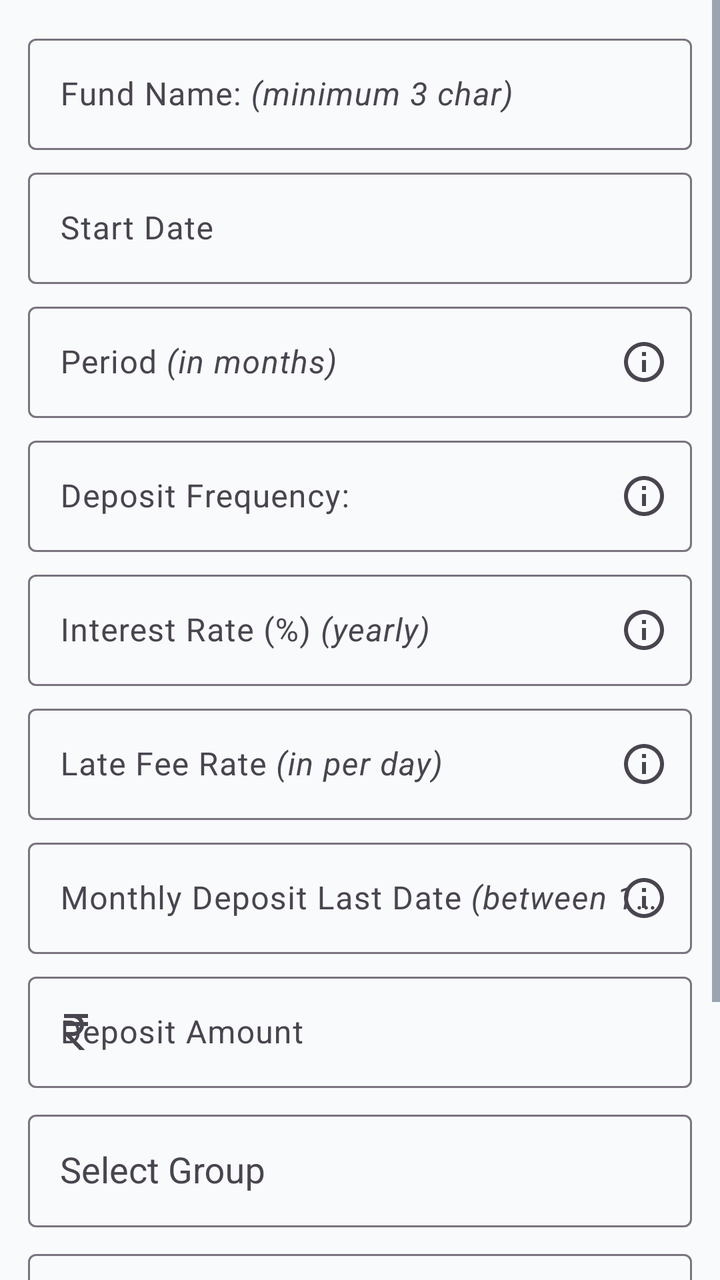
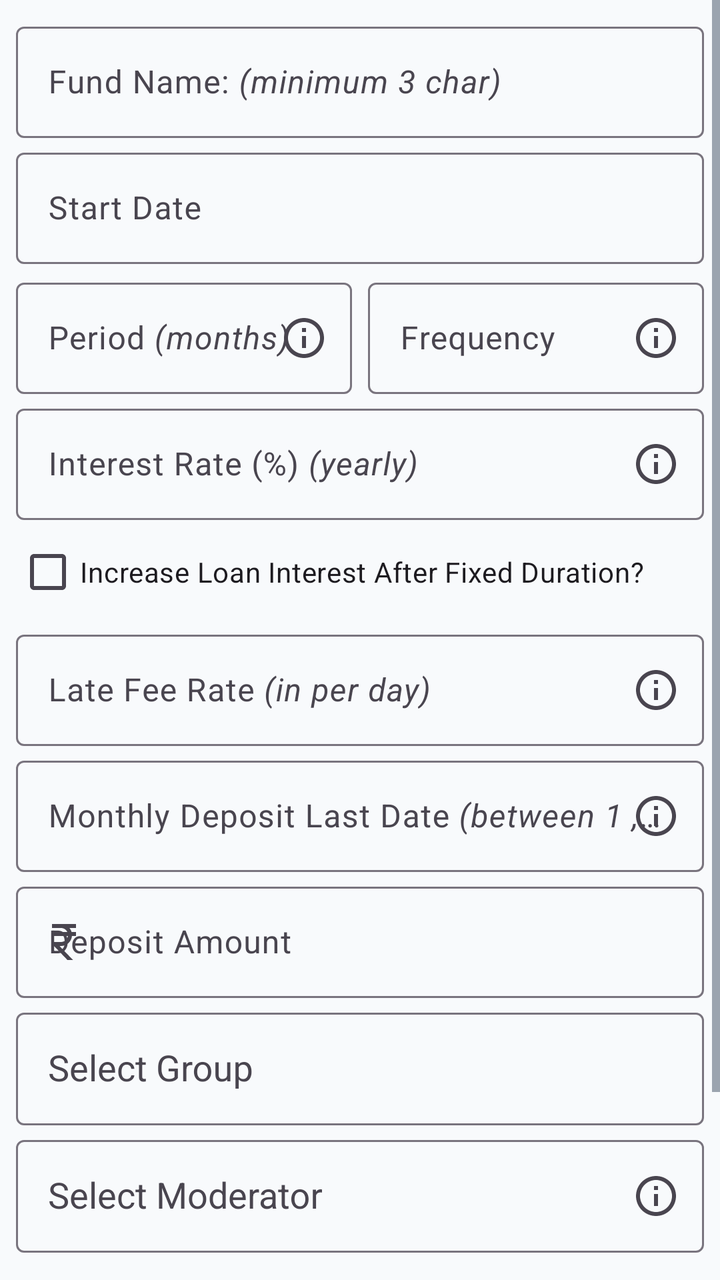

Before-and-after screenshots of an Android layout around one commit, followed by the original layout XML and the change that was made.
<!-- AndroidManifest.xml: application theme Theme.ApnaFund -->
<!-- res/layout/dialog_add_fund.xml -->
<?xml version="1.0" encoding="utf-8"?>
<ScrollView xmlns:android="http://schemas.android.com/apk/res/android"
    xmlns:app="http://schemas.android.com/apk/res-auto"
    xmlns:tools="http://schemas.android.com/tools"
    android:layout_width="match_parent"
    android:layout_height="wrap_content"
    android:fillViewport="true">

    <androidx.constraintlayout.widget.ConstraintLayout
        android:layout_width="match_parent"
        android:layout_height="wrap_content"
        android:padding="14dp"
        android:paddingBottom="24dp">

        
        <com.google.android.material.textfield.TextInputLayout
            android:id="@+id/input_layout_fund_name"
            android:layout_width="match_parent"
            android:layout_height="wrap_content"
            android:hint="@string/text_fund_name"
            app:layout_constraintTop_toTopOf="parent">

            <com.google.android.material.textfield.TextInputEditText
                android:id="@+id/edit_text_fund_name"
                android:layout_width="match_parent"
                android:layout_height="wrap_content"
                android:importantForAutofill="no"
                android:inputType="text" />
        </com.google.android.material.textfield.TextInputLayout>

        
        <com.google.android.material.textfield.TextInputLayout
            android:id="@+id/input_layout_start_date"
            android:layout_width="match_parent"
            android:layout_height="wrap_content"
            android:layout_marginTop="6dp"
            android:hint="@string/text_start_date"
            app:layout_constraintTop_toBottomOf="@id/input_layout_fund_name">

            <com.google.android.material.textfield.TextInputEditText
                android:id="@+id/edit_text_fund_start_date"
                android:layout_width="match_parent"
                android:layout_height="wrap_content"
                android:importantForAutofill="no"
                android:inputType="date" />
        </com.google.android.material.textfield.TextInputLayout>

        
        <com.google.android.material.textfield.TextInputLayout
            android:id="@+id/input_layout_period"
            android:layout_width="match_parent"
            android:layout_height="wrap_content"
            android:layout_marginTop="6dp"
            android:hint="@string/text_period"
            app:endIconDrawable="@drawable/ic_info"
            app:endIconMode="custom"
            app:layout_constraintTop_toBottomOf="@id/input_layout_start_date">

            <com.google.android.material.textfield.TextInputEditText
                android:id="@+id/edit_text_period"
                android:layout_width="match_parent"
                android:layout_height="wrap_content"
                android:importantForAutofill="no"
                android:inputType="text" />
        </com.google.android.material.textfield.TextInputLayout>

        
        <com.google.android.material.textfield.TextInputLayout
            android:id="@+id/input_layout_dep_frequency"
            android:layout_width="match_parent"
            android:layout_height="wrap_content"
            android:layout_marginTop="6dp"
            android:hint="@string/text_deposit_frequency"
            app:endIconDrawable="@drawable/ic_info"
            app:endIconMode="custom"
            app:layout_constraintTop_toBottomOf="@id/input_layout_period">

            <com.google.android.material.textfield.TextInputEditText
                android:id="@+id/edit_text_dep_frequency"
                android:layout_width="match_parent"
                android:layout_height="wrap_content"
                android:importantForAutofill="no"
                android:inputType="text" />
        </com.google.android.material.textfield.TextInputLayout>

        
        <com.google.android.material.textfield.TextInputLayout
            android:id="@+id/input_layout_loan_int_rate"
            android:layout_width="match_parent"
            android:layout_height="wrap_content"
            android:layout_marginTop="6dp"
            android:hint="@string/text_loan_interest_rate"
            app:endIconDrawable="@drawable/ic_info"
            app:endIconMode="custom"
            app:layout_constraintTop_toBottomOf="@id/input_layout_dep_frequency">

            <com.google.android.material.textfield.TextInputEditText
                android:id="@+id/edit_text_loan_int_rate"
                android:layout_width="match_parent"
                android:layout_height="wrap_content"
                android:importantForAutofill="no"
                android:inputType="text" />
        </com.google.android.material.textfield.TextInputLayout>

        
        <com.google.android.material.textfield.TextInputLayout
            android:id="@+id/input_layout_late_fee_rate"
            android:layout_width="match_parent"
            android:layout_height="wrap_content"
            android:layout_marginTop="6dp"
            android:hint="@string/text_late_fee_rate_in_per_day"
            app:endIconDrawable="@drawable/ic_info"
            app:endIconMode="custom"
            app:layout_constraintTop_toBottomOf="@id/input_layout_loan_int_rate">

            <com.google.android.material.textfield.TextInputEditText
                android:id="@+id/edit_text_late_fee_rate"
                android:layout_width="match_parent"
                android:layout_height="wrap_content"
                android:importantForAutofill="no"
                android:inputType="text" />
        </com.google.android.material.textfield.TextInputLayout>

        
        <com.google.android.material.textfield.TextInputLayout
            android:id="@+id/input_layout_deposit_last_date"
            android:layout_width="match_parent"
            android:layout_height="wrap_content"
            android:layout_marginTop="6dp"
            android:hint="@string/text_monthly_deposit_last_date"
            app:endIconDrawable="@drawable/ic_info"
            app:endIconMode="custom"
            app:layout_constraintTop_toBottomOf="@id/input_layout_late_fee_rate">

            <com.google.android.material.textfield.TextInputEditText
                android:id="@+id/edit_text_deposit_last_date"
                android:layout_width="match_parent"
                android:layout_height="wrap_content"
                android:importantForAutofill="no"
                android:inputType="text" />
        </com.google.android.material.textfield.TextInputLayout>

        
        <com.google.android.material.textfield.TextInputLayout
            android:id="@+id/text_input_dep_amount"
            android:layout_width="match_parent"
            android:layout_height="wrap_content"
            android:layout_marginTop="6dp"
            android:hint="@string/text_deposit_amount"
            app:layout_constraintTop_toBottomOf="@id/input_layout_deposit_last_date"
            app:startIconContentDescription="Rupee symbol"
            app:startIconDrawable="@drawable/ic_rupee">

            <com.google.android.material.textfield.TextInputEditText
                android:id="@+id/edit_text_dep_amount"
                android:layout_width="match_parent"
                android:layout_height="wrap_content"
                android:importantForAutofill="no"
                android:inputType="numberDecimal" />
        </com.google.android.material.textfield.TextInputLayout>

        
        <com.google.android.material.textfield.TextInputLayout
            android:id="@+id/input_layout_group"
            android:layout_width="match_parent"
            android:layout_height="wrap_content"
            android:layout_marginTop="8dp"
            android:hint="@string/text_select_group"
            app:layout_constraintTop_toBottomOf="@id/text_input_dep_amount">

            <AutoCompleteTextView
                android:id="@+id/edit_text_auto_group"
                android:layout_width="match_parent"
                android:layout_height="wrap_content"
                android:completionThreshold="1"
                android:importantForAutofill="no"
                android:inputType="none"
                android:paddingStart="16dp"
                android:paddingTop="16dp"
                android:paddingEnd="16dp"
                android:paddingBottom="16dp"
                tools:ignore="LabelFor" />
        </com.google.android.material.textfield.TextInputLayout>

        
        <com.google.android.material.textfield.TextInputLayout
            android:id="@+id/input_layout_moderator"
            android:layout_width="match_parent"
            android:layout_height="wrap_content"
            android:layout_marginTop="8dp"
            android:hint="@string/text_select_moderator"
            app:endIconDrawable="@drawable/ic_info"
            app:endIconMode="custom"
            app:layout_constraintTop_toBottomOf="@id/input_layout_group">

            <AutoCompleteTextView
                android:id="@+id/edit_text_moderator"
                android:layout_width="match_parent"
                android:layout_height="wrap_content"
                android:completionThreshold="1"
                android:importantForAutofill="no"
                android:inputType="none"
                android:paddingStart="16dp"
                android:paddingTop="16dp"
                android:paddingEnd="16dp"
                android:paddingBottom="16dp"
                tools:ignore="LabelFor" />
        </com.google.android.material.textfield.TextInputLayout>

        <LinearLayout
            android:id="@+id/layout_exclude_creator"
            android:layout_width="match_parent"
            android:layout_height="wrap_content"
            android:layout_marginTop="8dp"
            android:gravity="center_vertical"
            android:orientation="horizontal"
            app:layout_constraintTop_toBottomOf="@id/input_layout_moderator">

            <com.google.android.material.checkbox.MaterialCheckBox
                android:id="@+id/check_box_exclude_creator"
                android:layout_width="0dp"
                android:layout_height="wrap_content"
                android:layout_weight="1"
                android:text="@string/msg_do_not_add_as_member" />

            <ImageView
                android:id="@+id/image_info_exclude_creator"
                android:layout_width="20dp"
                android:layout_height="20dp"
                android:padding="2dp"
                android:src="@drawable/ic_info"
                app:tint="?attr/colorPrimary" />

        </LinearLayout>

        
        <LinearLayout
            android:layout_width="match_parent"
            android:layout_height="wrap_content"
            android:orientation="horizontal"
            app:layout_constraintTop_toBottomOf="@id/layout_exclude_creator"
            app:layout_constraintBottom_toBottomOf="parent">

            <com.google.android.material.button.MaterialButton
                android:id="@+id/button_save_fund"
                style="@style/ApnaFundButton.Primary"
                android:layout_width="0dp"
                android:layout_height="wrap_content"
                android:layout_margin="8dp"
                android:layout_weight="1"
                android:text="@string/text_save_button" />

            <com.google.android.material.button.MaterialButton
                android:id="@+id/button_cancel_fund"
                style="@style/ApnaFundButton.Secondary"
                android:layout_width="0dp"
                android:layout_height="wrap_content"
                android:layout_margin="8dp"
                android:layout_weight="1"
                android:text="@string/text_cancel_button" />
        </LinearLayout>

    </androidx.constraintlayout.widget.ConstraintLayout>
</ScrollView>
<!-- resources referenced by this layout -->
<resources>
  <!-- drawable ic_info (drawable) -->
  <vector xmlns:android="http://schemas.android.com/apk/res/android" android:height="24dp" android:tint="#000000" android:viewportHeight="24" android:viewportWidth="24" android:width="24dp">
        
      <path android:fillColor="@android:color/white" android:pathData="M11,7h2v2h-2V7zM11,11h2v6h-2V11zM12,2C6.48,2 2,6.48 2,12s4.48,10 10,10s10,-4.48 10,-10S17.52,2 12,2zM12,20c-4.41,0 -8,-3.59 -8,-8s3.59,-8 8,-8s8,3.59 8,8S16.41,20 12,20z"/>
      
  </vector>
  <!-- drawable ic_rupee (drawable) -->
  <vector xmlns:android="http://schemas.android.com/apk/res/android" android:height="24dp" android:tint="#000000" android:viewportHeight="24" android:viewportWidth="24" android:width="24dp">
        
      <path android:fillColor="@android:color/white" android:pathData="M13.66,7C13.1,5.82 11.9,5 10.5,5L6,5V3h12v2l-3.26,0c0.48,0.58 0.84,1.26 1.05,2L18,7v2l-2.02,0c-0.25,2.8 -2.61,5 -5.48,5H9.77l6.73,7h-2.77L7,14v-2h3.5c1.76,0 3.22,-1.3 3.46,-3L6,9V7L13.66,7z"/>
      
  </vector>
  <string name="msg_do_not_add_as_member">Do not add me as a member</string>
  <string name="text_cancel_button">Cancel</string>
  <string name="text_deposit_amount">Deposit Amount</string>
  <string name="text_deposit_frequency">Deposit Frequency:</string>
  <string name="text_fund_name">Fund Name: <i>(minimum 3 char)</i></string>
  <string name="text_late_fee_rate_in_per_day">Late Fee Rate <i>(in per day)</i></string>
  <string name="text_loan_interest_rate">Interest Rate (%) <i>(yearly)</i></string>
  <string name="text_monthly_deposit_last_date">Monthly Deposit Last Date <i>(between 1 , 31)</i></string>
  <string name="text_period">Period <i>(in months)</i></string>
  <string name="text_save_button">Save</string>
  <string name="text_select_group">Select Group</string>
  <string name="text_select_moderator">Select Moderator</string>
  <string name="text_start_date">Start Date</string>
  <style name="ApnaFundButton.Primary" parent="Widget.MaterialComponents.Button">
          <item name="android:textColor">@color/btn_primary_text_selector</item>
          <item name="backgroundTint">@color/btn_primary_bg_selector</item>
          <item name="cornerRadius">10dp</item>
          <item name="android:textAllCaps">false</item>
      </style>
  <style name="ApnaFundButton.Secondary" parent="Widget.MaterialComponents.Button.OutlinedButton">
          <item name="android:textColor">@color/btn_secondary_text</item>
          <item name="strokeColor">@color/btn_secondary_border</item>
          <item name="strokeWidth">1dp</item>
          <item name="backgroundTint">@color/btn_secondary_bg</item>
          <item name="cornerRadius">12dp</item>
          <item name="android:textAllCaps">false</item>
      </style>
  <style name="Theme.ApnaFund" parent="Base.Theme.ApnaFund" />
  <color name="btn_secondary_text">#0F172A</color>
  <color name="btn_secondary_border">#94A3B8</color>
  <color name="btn_secondary_bg">#E2E8F0</color>
  <color name="background">#F8FAFC</color>
  <color name="surface">#FFFFFF</color>
  <color name="text_primary">#0F1012</color>
  <color name="surface_variant">#E2E8F0</color>
  <color name="blue_dark">#117AA7</color>
  <color name="on_primary">#FFFFFF</color>
  <color name="text_secondary">#475569</color>
  <!-- unchanged entries left out for length: 1 -->
</resources>

<!-- the commit's change to res/layout/dialog_add_fund.xml (unified diff, before → after) -->
@@ -9,7 +9,7 @@
     <androidx.constraintlayout.widget.ConstraintLayout
         android:layout_width="match_parent"
         android:layout_height="wrap_content"
-        android:padding="14dp"
+        android:padding="8dp"
         android:paddingBottom="24dp">
 
         
@@ -33,7 +33,7 @@
             android:id="@+id/input_layout_start_date"
             android:layout_width="match_parent"
             android:layout_height="wrap_content"
-            android:layout_marginTop="6dp"
+            android:layout_marginTop="2dp"
             android:hint="@string/text_start_date"
             app:layout_constraintTop_toBottomOf="@id/input_layout_fund_name">
 
@@ -45,54 +45,62 @@
                 android:inputType="date" />
         </com.google.android.material.textfield.TextInputLayout>
 
-        
-        <com.google.android.material.textfield.TextInputLayout
-            android:id="@+id/input_layout_period"
-            android:layout_width="match_parent"
-            android:layout_height="wrap_content"
-            android:layout_marginTop="6dp"
-            android:hint="@string/text_period"
-            app:endIconDrawable="@drawable/ic_info"
-            app:endIconMode="custom"
+        <LinearLayout
+            android:id="@+id/layout_period_frequency"
+            android:layout_width="match_parent"
+            android:layout_height="wrap_content"
+            android:layout_marginTop="4dp"
+            android:orientation="horizontal"
             app:layout_constraintTop_toBottomOf="@id/input_layout_start_date">
 
-            <com.google.android.material.textfield.TextInputEditText
-                android:id="@+id/edit_text_period"
-                android:layout_width="match_parent"
-                android:layout_height="wrap_content"
-                android:importantForAutofill="no"
-                android:inputType="text" />
-        </com.google.android.material.textfield.TextInputLayout>
-
-        
-        <com.google.android.material.textfield.TextInputLayout
-            android:id="@+id/input_layout_dep_frequency"
-            android:layout_width="match_parent"
-            android:layout_height="wrap_content"
-            android:layout_marginTop="6dp"
-            android:hint="@string/text_deposit_frequency"
-            app:endIconDrawable="@drawable/ic_info"
-            app:endIconMode="custom"
-            app:layout_constraintTop_toBottomOf="@id/input_layout_period">
-
-            <com.google.android.material.textfield.TextInputEditText
-                android:id="@+id/edit_text_dep_frequency"
-                android:layout_width="match_parent"
-                android:layout_height="wrap_content"
-                android:importantForAutofill="no"
-                android:inputType="text" />
-        </com.google.android.material.textfield.TextInputLayout>
+            <com.google.android.material.textfield.TextInputLayout
+                android:id="@+id/input_layout_period"
+                android:layout_width="0dp"
+                android:layout_height="wrap_content"
+                android:layout_weight="1"
+                android:layout_marginEnd="4dp"
+                android:hint="@string/text_period"
+                app:endIconDrawable="@drawable/ic_info"
+                app:endIconMode="custom">
+
+                <com.google.android.material.textfield.TextInputEditText
+                    android:id="@+id/edit_text_period"
+                    android:layout_width="match_parent"
+                    android:layout_height="wrap_content"
+                    android:importantForAutofill="no"
+                    android:inputType="numberDecimal" />
+            </com.google.android.material.textfield.TextInputLayout>
+
+            <com.google.android.material.textfield.TextInputLayout
+                android:id="@+id/input_layout_dep_frequency"
+                android:layout_width="0dp"
+                android:layout_height="wrap_content"
+                android:layout_weight="1"
+                android:layout_marginStart="4dp"
+                android:hint="@string/text_deposit_frequency"
+                app:endIconDrawable="@drawable/ic_info"
+                app:endIconMode="custom">
+
+                <com.google.android.material.textfield.TextInputEditText
+                    android:id="@+id/edit_text_dep_frequency"
+                    android:layout_width="match_parent"
+                    android:layout_height="wrap_content"
+                    android:importantForAutofill="no"
+                    android:inputType="text" />
+            </com.google.android.material.textfield.TextInputLayout>
+
+        </LinearLayout>
 
         
         <com.google.android.material.textfield.TextInputLayout
             android:id="@+id/input_layout_loan_int_rate"
             android:layout_width="match_parent"
             android:layout_height="wrap_content"
-            android:layout_marginTop="6dp"
+            android:layout_marginTop="2dp"
             android:hint="@string/text_loan_interest_rate"
             app:endIconDrawable="@drawable/ic_info"
             app:endIconMode="custom"
-            app:layout_constraintTop_toBottomOf="@id/input_layout_dep_frequency">
+            app:layout_constraintTop_toBottomOf="@id/layout_period_frequency">
 
             <com.google.android.material.textfield.TextInputEditText
                 android:id="@+id/edit_text_loan_int_rate"
@@ -102,16 +110,72 @@
                 android:inputType="text" />
         </com.google.android.material.textfield.TextInputLayout>
 
+        <com.google.android.material.checkbox.MaterialCheckBox
+            android:id="@+id/check_box_variable_interest_rate"
+            android:layout_width="match_parent"
+            android:layout_height="wrap_content"
+            android:layout_marginTop="2dp"
+            android:text="@string/label_inc_loan_int_after_fixed_duration"
+            app:layout_constraintTop_toBottomOf="@id/input_layout_loan_int_rate" />
+
+        <LinearLayout
+            android:id="@+id/layout_interest_revision"
+            android:layout_width="match_parent"
+            android:layout_height="wrap_content"
+            android:layout_marginTop="2dp"
+            android:orientation="horizontal"
+            android:visibility="gone"
+            app:layout_constraintTop_toBottomOf="@id/check_box_variable_interest_rate">
+
+            <com.google.android.material.textfield.TextInputLayout
+                android:id="@+id/input_layout_revised_loan_interest_rate"
+                android:layout_width="0dp"
+                android:layout_height="wrap_content"
+                android:layout_weight="1"
+                android:layout_marginEnd="4dp"
+                app:endIconMode="custom"
+                app:endIconDrawable="@drawable/ic_info"
+                android:hint="Revised %">
+
+                <com.google.android.material.textfield.TextInputEditText
+                    android:id="@+id/edit_text_revised_loan_interest_rate"
+                    android:layout_width="match_parent"
+                    android:layout_height="wrap_content"
+                    android:importantForAutofill="no"
+                    android:inputType="numberDecimal" />
+
+            </com.google.android.material.textfield.TextInputLayout>
+
+            <com.google.android.material.textfield.TextInputLayout
+                android:id="@+id/input_layout_interest_rate_revision_months"
+                android:layout_width="0dp"
+                android:layout_height="wrap_content"
+                android:layout_weight="1"
+                android:layout_marginStart="4dp"
+                app:endIconMode="custom"
+                app:endIconDrawable="@drawable/ic_info"
+                android:hint="After Months">
+
+                <com.google.android.material.textfield.TextInputEditText
+                    android:id="@+id/edit_text_interest_rate_revision_months"
+                    android:layout_width="match_parent"
+                    android:layout_height="wrap_content"
+                    android:importantForAutofill="no"
+                    android:inputType="number" />
+        </com.google.android.material.textfield.TextInputLayout>
+
+    </LinearLayout>
+
         
         <com.google.android.material.textfield.TextInputLayout
             android:id="@+id/input_layout_late_fee_rate"
             android:layout_width="match_parent"
             android:layout_height="wrap_content"
-            android:layout_marginTop="6dp"
+            android:layout_marginTop="2dp"
             android:hint="@string/text_late_fee_rate_in_per_day"
             app:endIconDrawable="@drawable/ic_info"
             app:endIconMode="custom"
-            app:layout_constraintTop_toBottomOf="@id/input_layout_loan_int_rate">
+            app:layout_constraintTop_toBottomOf="@id/layout_interest_revision">
 
             <com.google.android.material.textfield.TextInputEditText
                 android:id="@+id/edit_text_late_fee_rate"
@@ -126,7 +190,7 @@
             android:id="@+id/input_layout_deposit_last_date"
             android:layout_width="match_parent"
             android:layout_height="wrap_content"
-            android:layout_marginTop="6dp"
+            android:layout_marginTop="2dp"
             android:hint="@string/text_monthly_deposit_last_date"
             app:endIconDrawable="@drawable/ic_info"
             app:endIconMode="custom"
@@ -145,7 +209,7 @@
             android:id="@+id/text_input_dep_amount"
             android:layout_width="match_parent"
             android:layout_height="wrap_content"
-            android:layout_marginTop="6dp"
+            android:layout_marginTop="2dp"
             android:hint="@string/text_deposit_amount"
             app:layout_constraintTop_toBottomOf="@id/input_layout_deposit_last_date"
             app:startIconContentDescription="Rupee symbol"
@@ -164,7 +228,7 @@
             android:id="@+id/input_layout_group"
             android:layout_width="match_parent"
             android:layout_height="wrap_content"
-            android:layout_marginTop="8dp"
+            android:layout_marginTop="2dp"
             android:hint="@string/text_select_group"
             app:layout_constraintTop_toBottomOf="@id/text_input_dep_amount">
 
@@ -187,7 +251,7 @@
             android:id="@+id/input_layout_moderator"
             android:layout_width="match_parent"
             android:layout_height="wrap_content"
-            android:layout_marginTop="8dp"
+            android:layout_marginTop="2dp"
             android:hint="@string/text_select_moderator"
             app:endIconDrawable="@drawable/ic_info"
             app:endIconMode="custom"
@@ -211,7 +275,7 @@
             android:id="@+id/layout_exclude_creator"
             android:layout_width="match_parent"
             android:layout_height="wrap_content"
-            android:layout_marginTop="8dp"
+            android:layout_marginTop="4dp"
             android:gravity="center_vertical"
             android:orientation="horizontal"
             app:layout_constraintTop_toBottomOf="@id/input_layout_moderator">
<!-- resource entries referenced after the edit -->
@@ -12,15 +12,16 @@
       <path android:fillColor="@android:color/white" android:pathData="M13.66,7C13.1,5.82 11.9,5 10.5,5L6,5V3h12v2l-3.26,0c0.48,0.58 0.84,1.26 1.05,2L18,7v2l-2.02,0c-0.25,2.8 -2.61,5 -5.48,5H9.77l6.73,7h-2.77L7,14v-2h3.5c1.76,0 3.22,-1.3 3.46,-3L6,9V7L13.66,7z"/>
       
   </vector>
+  <string name="label_inc_loan_int_after_fixed_duration">Increase Loan Interest After Fixed Duration?</string>
   <string name="msg_do_not_add_as_member">Do not add me as a member</string>
   <string name="text_cancel_button">Cancel</string>
   <string name="text_deposit_amount">Deposit Amount</string>
-  <string name="text_deposit_frequency">Deposit Frequency:</string>
+  <string name="text_deposit_frequency">Frequency</string>
   <string name="text_fund_name">Fund Name: <i>(minimum 3 char)</i></string>
   <string name="text_late_fee_rate_in_per_day">Late Fee Rate <i>(in per day)</i></string>
   <string name="text_loan_interest_rate">Interest Rate (%) <i>(yearly)</i></string>
   <string name="text_monthly_deposit_last_date">Monthly Deposit Last Date <i>(between 1 , 31)</i></string>
-  <string name="text_period">Period <i>(in months)</i></string>
+  <string name="text_period">Period <i>(months)</i></string>
   <string name="text_save_button">Save</string>
   <string name="text_select_group">Select Group</string>
   <string name="text_select_moderator">Select Moderator</string>
